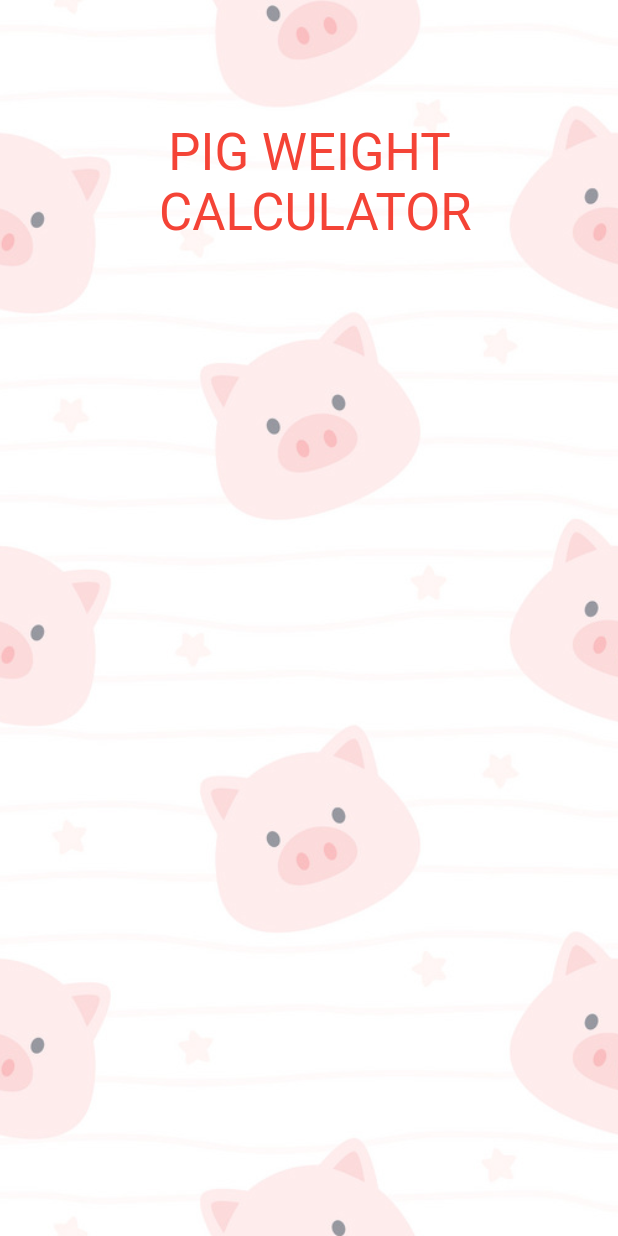
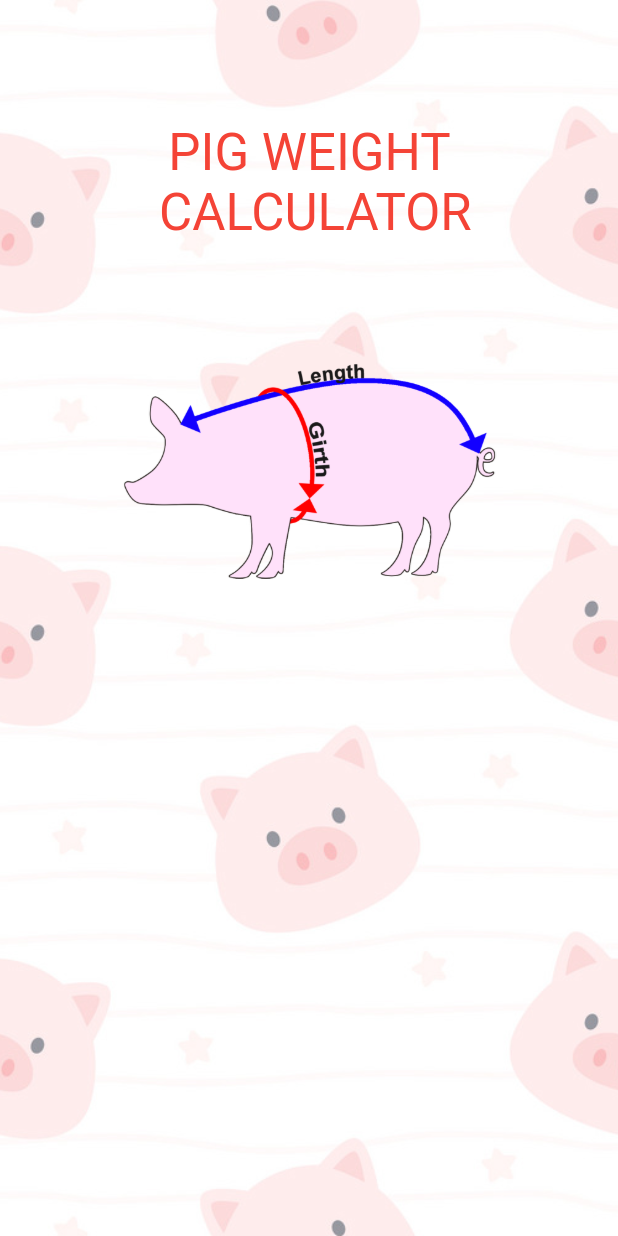
Before and after one commit to harleyluyar/midterm_07610466, a Flutter app: the screen it shows after launch, on a phone screen of 412 x 824 dp. Run offline on Flutter 3.47's test engine with Material 2 defaults, Android fonts, the phone set to English and light mode, and no system bars.

Commit message:
Test again

```diff
--- a/lib/main.dart
+++ b/lib/main.dart
@@ -32,11 +32,16 @@ class Homepage extends StatelessWidget {
         image: DecorationImage(
             image: AssetImage("assets/images/bg.jpg"), fit: BoxFit.cover),
       ),
-      child: Padding(
-        padding: const EdgeInsets.all(81.0),
-        child: const Text('PIG WEIGHT \n CALCULATOR',
-            style: TextStyle(fontSize: 34, color: Colors.red),
-            textAlign: TextAlign.center),
+      child: Column(
+        children: [
+          Padding(
+            padding: EdgeInsets.all(81.0),
+            child: Text('PIG WEIGHT \n CALCULATOR',
+                style: TextStyle(fontSize: 34, color: Colors.red),
+                textAlign: TextAlign.center),
+          ),
+          Image.asset('assets/images/pig.png',width: 250,),
+        ],
       ),
     ));
   }
```
